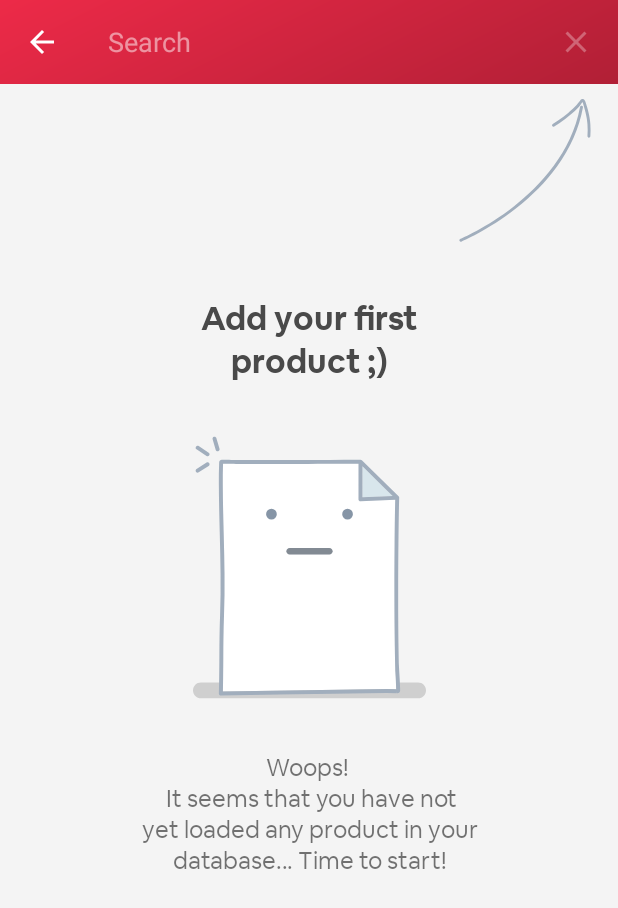
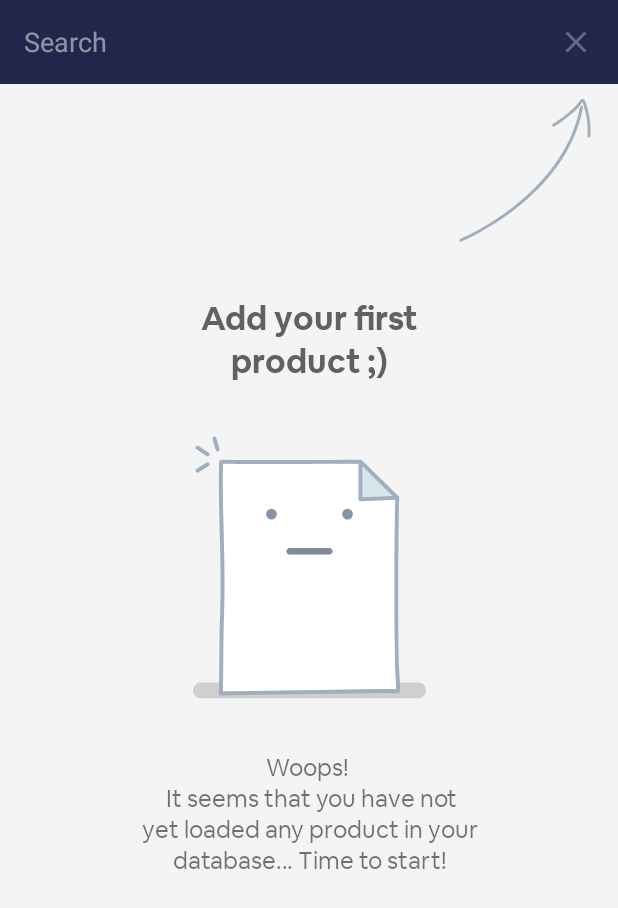
Before and after one commit to dvmatias/MobiShop-Stock, an Android app: the screen it shows after launch once a user with an empty profile is signed in (MainActivity), after a tap on "Search", on a phone screen of 412 x 824 dp. Shown: the top 908 px of the screen. Run offline under Robolectric (Android 15) with nearby library versions, the phone set to English and light mode, and no system bars; our stand-ins replace Firebase (no records; nobody signed in at launch, a user with empty details on screens opened directly); libraries missing offline, so code that uses them is left out: com.firebase.ui.

Commit message:
- Refactor!

```diff
--- a/components/src/main/res/values/styles.xml
+++ b/components/src/main/res/values/styles.xml
@@ -48,9 +48,9 @@
     </style>
 
     <style name="TitleStyle" parent="Widget.AppCompat.TextView">
-        <item name="android:fontFamily">@font/cereal_bold</item>
+        <item name="android:fontFamily">@font/cereal_medium</item>
         <item name="android:textColor">@color/colorTextDark2</item>
-        <item name="android:textSize">20sp</item>
+        <item name="android:textSize">18sp</item>
     </style>
 
 </resources>
--- a/core/src/main/res/values/colors.xml
+++ b/core/src/main/res/values/colors.xml
@@ -8,9 +8,9 @@
     <color name="colorTextHintLight">#BCFFFFFF</color>
     <color name="colorTextHintDark">#75000000</color>
 
-    <color name="colorTextDark1">#292929</color>
-    <color name="colorTextDark2">#494949</color>
-    <color name="colorTextDark3">#6E6E6E</color>
+    <color name="colorTextDark1">#3A3A3A</color>
+    <color name="colorTextDark2">#616161</color>
+    <color name="colorTextDark3">#858585</color>
 
     <color name="colorSplashActivityWindowsBackground">#171717</color>
 
--- a/feature-createproduct/src/main/java/com/cmdv/feature/CreateProductActivity.kt
+++ b/feature-createproduct/src/main/java/com/cmdv/feature/CreateProductActivity.kt
@@ -92,7 +92,10 @@ class CreateProductActivity : AppCompatActivity() {
 
     private fun setupToolbar() {
         setSupportActionBar(toolbar)
-        supportActionBar?.setDisplayHomeAsUpEnabled(true)
+        supportActionBar?.let {
+            it.title = null
+            it.setDisplayHomeAsUpEnabled(true)
+        }
 
     }
 
--- a/feature-createproduct/src/main/res/values/styles.xml
+++ b/feature-createproduct/src/main/res/values/styles.xml
@@ -10,6 +10,7 @@
         <item name="windowActionBar">false</item>
         <item name="windowNoTitle">true</item>
         <item name="android:windowBackground">@color/colorWindowsLightBackground</item>
+        <item name="android:statusBarColor">#21264B</item>
     </style>
 
     <style name="AppTheme.AppBarOverlay" parent="ThemeOverlay.AppCompat.Dark.ActionBar" />
--- a/feature-editproduct/src/main/java/com/cmdv/feature/EditProductActivity.kt
+++ b/feature-editproduct/src/main/java/com/cmdv/feature/EditProductActivity.kt
@@ -49,7 +49,10 @@ class EditProductActivity : AppCompatActivity() {
 
     private fun setupToolbar() {
         setSupportActionBar(toolbar)
-        supportActionBar?.setDisplayHomeAsUpEnabled(true)
+        supportActionBar?.let {
+            it.title = null
+            it.setDisplayHomeAsUpEnabled(true)
+        }
     }
 
     private fun setupProductNameInputField() {
--- a/feature-editproduct/src/main/res/layout/activity_edit_product.xml
+++ b/feature-editproduct/src/main/res/layout/activity_edit_product.xml
@@ -10,6 +10,7 @@
         android:id="@+id/app_bar"
         android:layout_width="match_parent"
         android:layout_height="?attr/actionBarSize"
+        android:background="#21264B"
         android:fitsSystemWindows="true"
         android:theme="@style/AppTheme.AppBarOverlay">
 
@@ -23,12 +24,12 @@
                 <!-- Title -->
                 <androidx.appcompat.widget.AppCompatTextView
                     android:id="@+id/tvScreenTitle"
-                    android:layout_width="match_parent"
+                    android:layout_width="wrap_content"
                     android:layout_height="?attr/actionBarSize"
                     android:fontFamily="@font/cereal_bold"
                     android:text="@string/edit_product_title"
                     android:textColor="#FFFFFF"
-                    android:textSize="22sp"
+                    android:textSize="18sp"
                     android:gravity="center"/>
             </androidx.appcompat.widget.Toolbar>
     </com.google.android.material.appbar.AppBarLayout>
--- a/feature-editproduct/src/main/res/values/styles.xml
+++ b/feature-editproduct/src/main/res/values/styles.xml
@@ -14,6 +14,8 @@
     <style name="AppTheme.EditProductActivityTheme">
         <item name="windowActionBar">false</item>
         <item name="windowNoTitle">true</item>
+        <item name="android:windowBackground">@color/colorWindowsLightBackground</item>
+        <item name="android:statusBarColor">#21264B</item>
     </style>
 
 </resources>
--- a/feature-main/src/main/java/com/cmdv/feature/ui/MainActivity.kt
+++ b/feature-main/src/main/java/com/cmdv/feature/ui/MainActivity.kt
@@ -135,7 +135,7 @@ class MainActivity : AppCompatActivity() {
         setSupportActionBar(toolbar)
         supportActionBar?.let {
             it.title = null
-            it.setDisplayHomeAsUpEnabled(true)
+            it.setDisplayHomeAsUpEnabled(false)
         }
     }
 
--- /dev/null
+++ b/feature-main/src/main/res/drawable/img_toolbar_logo_1.xml
@@ -0,0 +1,13 @@
+<vector
+    xmlns:android="http://schemas.android.com/apk/res/android"
+    android:name="vector"
+    android:width="256dp"
+    android:height="256dp"
+    android:viewportWidth="256"
+    android:viewportHeight="256">
+    <path
+        android:name="path_1"
+        android:pathData="M 234.116 196.141 L 234.116 194.459 L 234.116 154.365 L 234.116 118.115 C 234.116 110.67 233.396 103.227 231.24 96.024 C 227.872 85.22 221.393 75.858 212.031 69.613 C 201.705 62.653 189.462 59.773 177.217 60.011 C 163.057 60.011 149.606 64.572 138.326 73.454 C 137.364 74.175 135.926 74.415 134.97 73.454 C 127.283 66.015 117.199 61.931 106.874 60.491 C 101.115 59.773 95.112 59.533 89.585 60.491 C 84.066 61.69 78.779 63.373 73.505 65.77 C 71.825 66.493 69.902 65.532 69.902 63.613 L 69.902 61.69 L 21.883 61.69 L 21.883 196.14 L 69.902 196.14 L 69.902 183.895 L 69.902 138.757 L 69.902 125.314 C 69.902 122.674 70.14 119.792 70.621 117.152 C 72.062 111.388 76.385 107.068 82.147 104.905 C 87.668 102.986 94.628 103.226 99.911 106.589 C 102.072 108.267 103.511 110.67 104.236 113.31 C 105.436 118.115 105.194 123.154 105.194 127.956 L 105.194 196.14 L 150.809 196.14 L 150.809 182.215 L 150.809 137.08 L 150.809 123.633 C 150.809 120.991 151.046 118.352 152.008 115.711 C 153.216 111.868 155.372 109.228 158.729 107.067 C 164.016 103.707 170.976 102.505 176.976 104.186 C 181.061 105.385 183.218 108.267 184.425 112.11 C 186.101 117.151 186.101 122.673 186.101 127.955 L 186.101 196.139 L 201.946 196.139 C 212.672 196.141 223.392 196.141 234.116 196.141 Z"
+        android:fillColor="#ee2a49"
+        android:strokeWidth="1"/>
+</vector>
--- a/feature-main/src/main/res/layout/activity_main.xml
+++ b/feature-main/src/main/res/layout/activity_main.xml
@@ -11,7 +11,7 @@
         android:id="@+id/toolbar"
         android:layout_width="0dp"
         android:layout_height="?attr/actionBarSize"
-        android:background="@color/colorTransparent"
+        android:background="#21264B"
         app:theme="@style/AppTheme.AppBarOverlay"
         app:layout_constraintTop_toTopOf="parent"
         app:contentInsetEnd="0dp"
@@ -22,13 +22,41 @@
         app:layout_constraintStart_toStartOf="parent"
         app:layout_constraintEnd_toEndOf="parent" >
 
-        <androidx.appcompat.widget.AppCompatImageView
-            android:id="@+id/imageViewLogo"
-            android:layout_width="match_parent"
-            android:layout_height="?attr/actionBarSize"
-            android:src="@drawable/img_toolbar_logo"
-            android:scaleType="fitCenter"
-            android:padding="14dp" />
+            <LinearLayout
+                android:layout_width="wrap_content"
+                android:layout_height="match_parent"
+                android:orientation="horizontal"
+                android:gravity="center_vertical">
+
+                <androidx.cardview.widget.CardView
+                    android:layout_width="36dp"
+                    android:layout_height="36dp"
+                    app:cardElevation="0dp"
+                    app:cardUseCompatPadding="false"
+                    android:layout_marginStart="12dp"
+                    app:cardCornerRadius="8dp">
+
+                <androidx.appcompat.widget.AppCompatImageView
+                    android:id="@+id/imageViewLogo"
+                    android:layout_width="match_parent"
+                    android:layout_height="match_parent"
+                    android:src="@drawable/img_toolbar_logo_1"
+                    android:scaleType="centerInside" />
+
+                </androidx.cardview.widget.CardView>
+
+                <!-- Title -->
+                <androidx.appcompat.widget.AppCompatTextView
+                    android:id="@+id/tvScreenTitle"
+                    android:layout_width="match_parent"
+                    android:layout_height="match_parent"
+                    android:layout_marginStart="16dp"
+                    android:fontFamily="@font/cereal_bold"
+                    android:gravity="center"
+                    android:text="Mobi Shop"
+                    android:textColor="#FFFFFF"
+                    android:textSize="18sp" />
+            </LinearLayout>
     </androidx.appcompat.widget.Toolbar>
 
     <View
--- a/feature-main/src/main/res/layout/item_product_list_thin.xml
+++ b/feature-main/src/main/res/layout/item_product_list_thin.xml
@@ -109,11 +109,12 @@
     <!-- Available Quantity -->
     <TextView
         android:id="@+id/textViewAvailableQuantity"
-        android:layout_width="27dp"
+        android:layout_width="wrap_content"
         android:layout_height="32dp"
         android:layout_margin="8dp"
         android:background="@drawable/shape_item_product_available_quantity_background"
         android:fontFamily="@font/cereal_bold"
+        android:gravity="center"
         android:paddingStart="8dp"
         android:paddingTop="4dp"
         android:paddingEnd="8dp"
--- a/feature-main/src/main/res/values/styles.xml
+++ b/feature-main/src/main/res/values/styles.xml
@@ -6,8 +6,7 @@
         <item name="windowActionBar">false</item>
         <item name="windowNoTitle">true</item>
         <item name="android:windowActionBarOverlay">true</item>
-        <item name="android:windowBackground">@drawable/window_background</item>
-        <item name="android:statusBarColor">#22000000</item>
+        <item name="android:statusBarColor">#21264B</item>
         <item name="searchViewStyle">@style/SearchStyle</item>
     </style>
 
```
Also changed, not shown: feature-createproduct/src/main/res/layout/activity_create_product.xml (+8 -2 lines), feature-main/src/main/res/layout/item_section.xml (+4 -4 lines).
